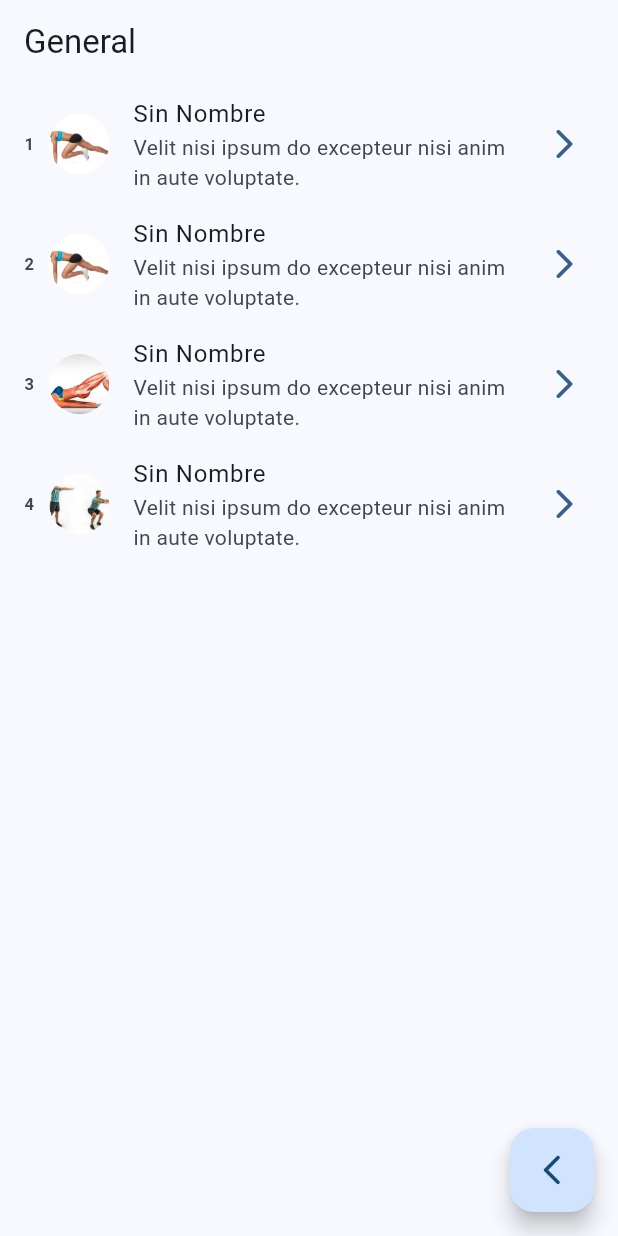
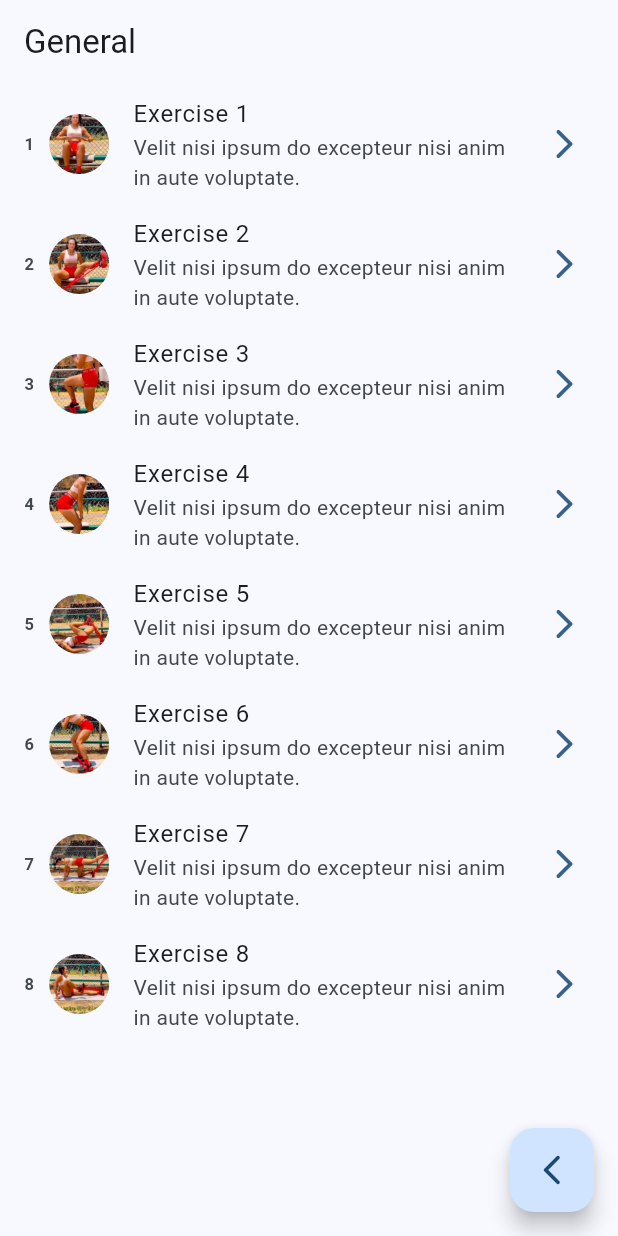
Before and after one commit to DianaHuaripayta/smart_running_app, a Flutter app: the GeneralScreen screen opened by its route, on a phone screen of 412 x 824 dp. Run offline on Flutter 3.47's test engine with Material 3 defaults, Android fonts, the light colour scheme and no system bars; our stand-ins replace firebase_core, flutter_riverpod, go_router, riverpod, video_player; accounts and stored records are empty.

Commit message:
added new photos and videos

```diff
--- a/lib/config/exercises/exercise_details.dart
+++ b/lib/config/exercises/exercise_details.dart
@@ -2,7 +2,7 @@
 final exerciseDataList = <ExerciseData>[
   ExerciseData(
     id: 1,
-    title: 'Sin Nombre',
+    title: 'Exercise 1',
     description: 'Velit nisi ipsum do excepteur nisi anim in aute voluptate.',
     imageUrl: 'assets/images/ex-1.jpeg',
     videoUrl: 'assets/videos/1.mp4',
@@ -10,26 +10,58 @@ final exerciseDataList = <ExerciseData>[
   ),
   ExerciseData(
     id: 2,
-    title: 'Sin Nombre',
+    title: 'Exercise 2',
     description: 'Velit nisi ipsum do excepteur nisi anim in aute voluptate.',
-    imageUrl: 'assets/images/ex-1.jpeg',
+    imageUrl: 'assets/images/ex-2.jpeg',
     videoUrl: 'assets/videos/2.mp4',
     setsAndReps: '2 x 12 a 15',
   ),
   ExerciseData(
     id: 3,
-    title: 'Sin Nombre',
+    title: 'Exercise 3',
     description: 'Velit nisi ipsum do excepteur nisi anim in aute voluptate.',
-    imageUrl: 'assets/images/ex-2.jpg',
+    imageUrl: 'assets/images/ex-3.jpg',
     videoUrl: 'assets/videos/3.mp4',
     setsAndReps: '2 x 12 a 15',
   ),
   ExerciseData(
     id: 4,
-    title: 'Sin Nombre',
+    title: 'Exercise 4',
     description: 'Velit nisi ipsum do excepteur nisi anim in aute voluptate.',
-    imageUrl: 'assets/images/ex-3.jpg',
+    imageUrl: 'assets/images/ex-4.jpg',
    videoUrl: 'assets/videos/4.mp4',
+   setsAndReps: '2 x 12 a 15',
+  ),
+   ExerciseData(
+    id: 5,
+    title: 'Exercise 5',
+    description: 'Velit nisi ipsum do excepteur nisi anim in aute voluptate.',
+    imageUrl: 'assets/images/ex-5.jpg',
+   videoUrl: 'assets/videos/5.mp4',
+   setsAndReps: '2 x 12 a 15',
+  ),
+    ExerciseData(
+    id: 6,
+    title: 'Exercise 6',
+    description: 'Velit nisi ipsum do excepteur nisi anim in aute voluptate.',
+    imageUrl: 'assets/images/ex-6.jpg',
+   videoUrl: 'assets/videos/6.mp4',
+   setsAndReps: '2 x 12 a 15',
+  ),
+    ExerciseData(
+    id: 7,
+    title: 'Exercise 7',
+    description: 'Velit nisi ipsum do excepteur nisi anim in aute voluptate.',
+    imageUrl: 'assets/images/ex-7.jpg',
+   videoUrl: 'assets/videos/7.mp4',
+   setsAndReps: '2 x 12 a 15',
+  ),
+    ExerciseData(
+    id: 8,
+    title: 'Exercise 8',
+    description: 'Velit nisi ipsum do excepteur nisi anim in aute voluptate.',
+    imageUrl: 'assets/images/ex-8.jpg',
+   videoUrl: 'assets/videos/8.mp4',
    setsAndReps: '2 x 12 a 15',
   ),
   // Agrega más ejercicios aquí...
--- a/lib/config/exercises/exercise_items.dart
+++ b/lib/config/exercises/exercise_items.dart
@@ -24,41 +24,81 @@ const appExerciseItems = <ExerciseItems>[
   ExerciseItems(
     id: 1,
     index: '1',
-    title: 'Sin Nombre',
+    title: 'Exercise 1',
     description:
         'Velit nisi ipsum do excepteur nisi anim in aute voluptate.',
     video: '/progress',
-    imageUrl: 'assets/images/ex-1.jpeg',
+    imageUrl: 'assets/images/ex-1.png',
     icon: Icons.self_improvement,
   ),
   ExerciseItems(
     id: 2,
     index: '2',
-    title: 'Sin Nombre',
+    title: 'Exercise 2',
     description:
         'Velit nisi ipsum do excepteur nisi anim in aute voluptate.',
     video: '/counter_riverpod',
-    imageUrl: 'assets/images/ex-1.jpeg',
+    imageUrl: 'assets/images/ex-2.png',
     icon: Icons.transfer_within_a_station_outlined,
   ),
   ExerciseItems(
     id: 3,
     index: '3',
-    title: 'Sin Nombre',
+    title: 'Exercise 3',
     description:
         'Velit nisi ipsum do excepteur nisi anim in aute voluptate.',
     video: '/buttons',
-    imageUrl: 'assets/images/ex-2.jpg',
+    imageUrl: 'assets/images/ex-3.png',
     icon: Icons.trending_up_outlined,
   ),
   ExerciseItems(
     id: 4,
     index: '4',
-    title: 'Sin Nombre',
+    title: 'Exercise 4',
     description:
         'Velit nisi ipsum do excepteur nisi anim in aute voluptate.',
     video: '/cards',
-    imageUrl: 'assets/images/ex-3.jpg',
+    imageUrl: 'assets/images/ex-4.png',
+    icon: Icons.whatshot,
+  ),
+    ExerciseItems(
+    id: 5,
+    index: '5',
+    title: 'Exercise 5',
+    description:
+        'Velit nisi ipsum do excepteur nisi anim in aute voluptate.',
+    video: '/cards',
+    imageUrl: 'assets/images/ex-5.png',
+    icon: Icons.whatshot,
+  ),
+    ExerciseItems(
+    id: 6,
+    index: '6',
+    title: 'Exercise 6',
+    description:
+        'Velit nisi ipsum do excepteur nisi anim in aute voluptate.',
+    video: '/cards',
+    imageUrl: 'assets/images/ex-6.png',
+    icon: Icons.whatshot,
+  ),
+    ExerciseItems(
+    id: 7,
+    index: '7',
+    title: 'Exercise 7',
+    description:
+        'Velit nisi ipsum do excepteur nisi anim in aute voluptate.',
+    video: '/cards',
+    imageUrl: 'assets/images/ex-7.png',
+    icon: Icons.whatshot,
+  ),
+    ExerciseItems(
+    id: 8,
+    index: '8',
+    title: 'Exercise 8',
+    description:
+        'Velit nisi ipsum do excepteur nisi anim in aute voluptate.',
+    video: '/cards',
+    imageUrl: 'assets/images/ex-8.png',
     icon: Icons.whatshot,
   ),
 
```
Also changed, not shown: assets/images/ex-1.jpeg (deleted), assets/images/ex-1.png (added), assets/images/ex-2.jpg (deleted), assets/images/ex-2.png (added), assets/images/ex-3.jpg (deleted), assets/images/ex-3.png (added), assets/images/ex-4.png (added), assets/images/ex-5.png (added), assets/images/ex-6.png (added), assets/images/ex-7.png (added), assets/images/ex-8.png (added), 4 other files.
